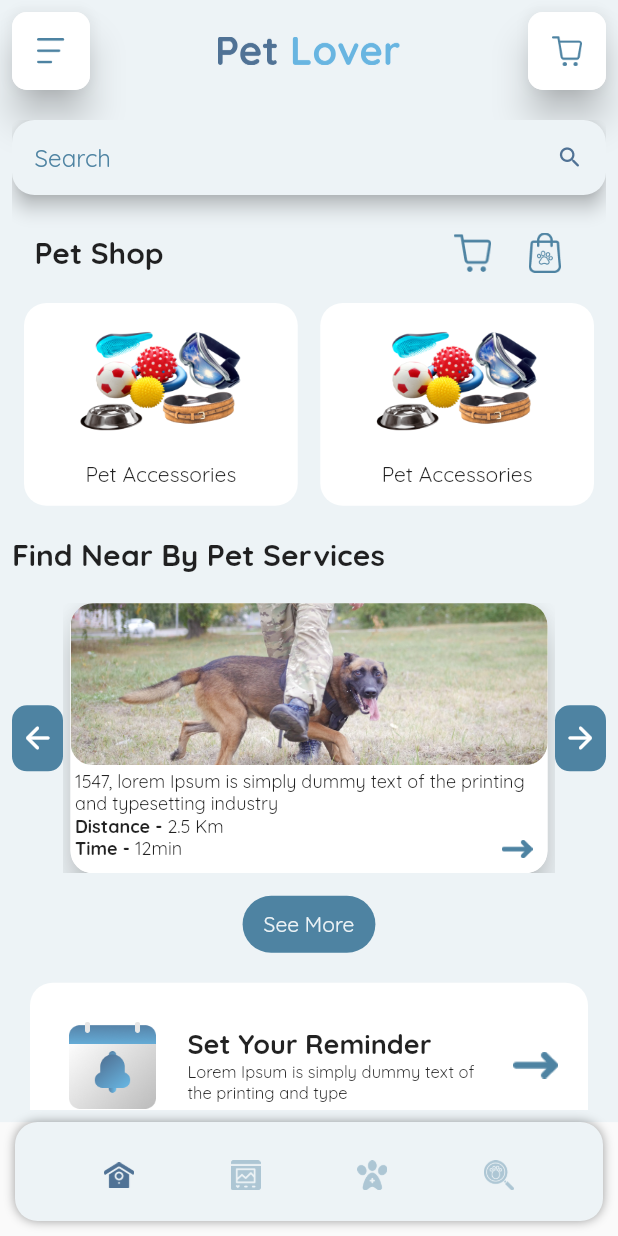
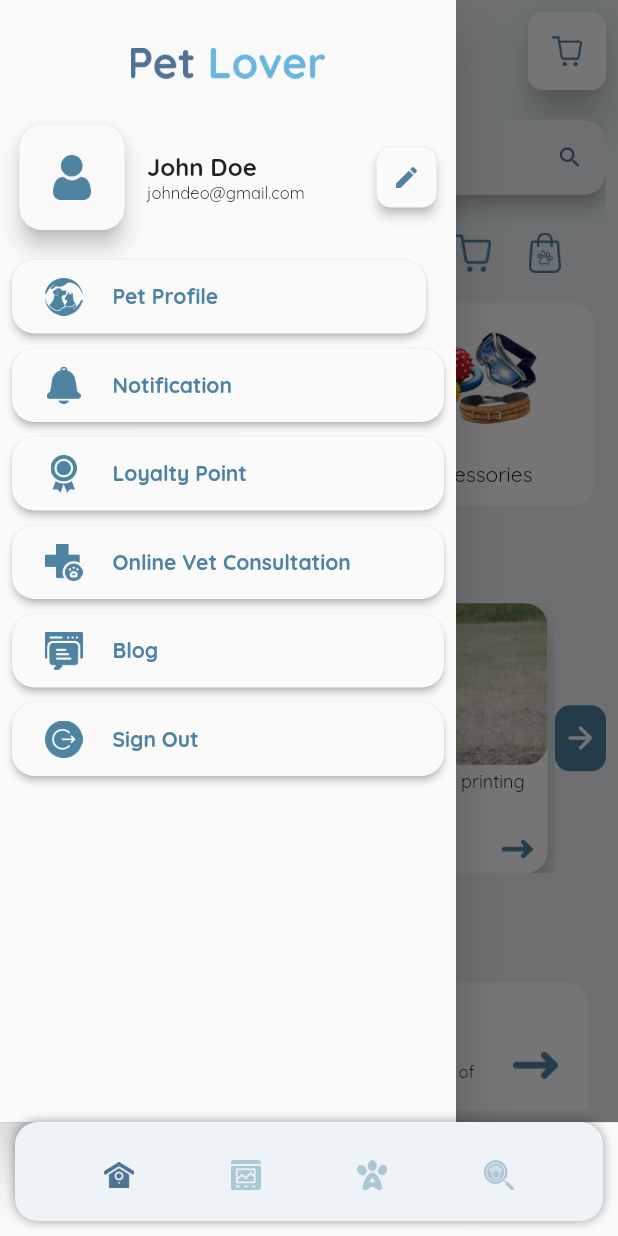
Before and after one commit to rushit5560/Pet_Lover_Project, a Flutter app: the screen it shows after launch, with the side drawer open (before the commit the screen has no drawer), on a phone screen of 412 x 824 dp. Run offline on Flutter 3.47's test engine with Material 2 defaults, Android fonts, the phone set to English and light mode, and no system bars; our stand-ins replace carousel_slider, flutter_rating_bar, flutter_slidable, get, pin_code_fields.

Commit message:
Drawer Menu Design Done

```diff
--- a/pet_lover_project/lib/common/common_widgets.dart
+++ b/pet_lover_project/lib/common/common_widgets.dart
@@ -78,30 +78,50 @@ class TextFieldElevationModule extends StatelessWidget {
   }
 }
 
-Widget commonAppBarModule({required title, int? index}) {
+class CommonAppBarModule extends StatelessWidget {
+  final String title;
+  final int index;
+
+  CommonAppBarModule({Key? key, required this.title, required this.index})
+      : super(key: key);
+
+  final GlobalKey<ScaffoldState> scaffoldKey = GlobalKey<ScaffoldState>();
+
+  @override
+  Widget build(BuildContext context) {
     return Row(
       mainAxisAlignment: MainAxisAlignment.spaceBetween,
       children: [
         Material(
           elevation: 10,
           borderRadius: BorderRadius.circular(10),
+          child: GestureDetector(
+            onTap: () {
+              if (index == 0) {
+                // scaffoldKey.currentState!.openDrawer();
+                Scaffold.of(context).openDrawer();
+              }
+            },
             child: Container(
               height: 52,
               width: 52,
               decoration: BoxDecoration(
                   borderRadius: BorderRadius.circular(10), color: Colors.white),
               child: Image.asset(
-            index == 0 ? AppImages.menuIconImg :AppImages.backButtonImg,
+                index == 0 ? AppImages.menuIconImg : AppImages.backButtonImg,
                 scale: 2,
+              ),
             ),
           ),
         ),
         index == 0
             ? Image.asset(AppImages.petLoverNameImg, scale: 3)
             : Text(
-        "$title",
+                title,
                 style: const TextStyle(
-            color: Colors.black, fontWeight: FontWeight.bold, fontSize: 22),
+                    color: Colors.black,
+                    fontWeight: FontWeight.bold,
+                    fontSize: 22),
               ),
         Material(
           elevation: 10,
@@ -120,7 +140,7 @@ Widget commonAppBarModule({required title, int? index}) {
       ],
     );
   }
-
+}
 
 class LeftArrowButtonModule extends StatelessWidget {
   const LeftArrowButtonModule({Key? key}) : super(key: key);
@@ -130,8 +150,7 @@ class LeftArrowButtonModule extends StatelessWidget {
     return Container(
       decoration: BoxDecoration(
           borderRadius: BorderRadius.circular(10),
-          color: AppColors.colorDarkBlue1
-      ),
+          color: AppColors.colorDarkBlue1),
       child: const Padding(
         padding: EdgeInsets.symmetric(horizontal: 5, vertical: 10),
         child: Icon(Icons.arrow_back_rounded, color: Colors.white),
@@ -139,7 +158,6 @@ class LeftArrowButtonModule extends StatelessWidget {
     );
   }
 }
-
 
 class RightArrowButtonModule extends StatelessWidget {
   const RightArrowButtonModule({Key? key}) : super(key: key);
@@ -149,8 +167,7 @@ class RightArrowButtonModule extends StatelessWidget {
     return Container(
       decoration: BoxDecoration(
           borderRadius: BorderRadius.circular(10),
-          color: AppColors.colorDarkBlue1
-      ),
+          color: AppColors.colorDarkBlue1),
       child: const Padding(
         padding: EdgeInsets.symmetric(horizontal: 5, vertical: 10),
         child: Icon(Icons.arrow_forward_rounded, color: Colors.white),
--- a/pet_lover_project/lib/common/constants/app_images.dart
+++ b/pet_lover_project/lib/common/constants/app_images.dart
@@ -46,4 +46,13 @@ class AppImages {
   static const debitCardImg = imageMainPath + "debit_card.png";
   static const upiImg = imageMainPath + "upi_payment.png";
   static const cashOnDeliveryImg = imageMainPath + "cash_on_delivery.png";
+  static const profilePicImg = imageMainPath + "profile_pic.png";
+  static const editOptionImg = imageMainPath + "edit_option.png";
+  static const option1Img = imageMainPath + "option1.png";
+  static const option2Img = imageMainPath + "option2.png";
+  static const option3Img = imageMainPath + "option3.png";
+  static const option4Img = imageMainPath + "option4.png";
+  static const option5Img = imageMainPath + "option5.png";
+  static const option6Img = imageMainPath + "option6.png";
+  static const option7Img = imageMainPath + "option7.png";
 }
--- /dev/null
+++ b/pet_lover_project/lib/common/custom_drawer/custom_drawer.dart
@@ -0,0 +1,63 @@
+import 'package:flutter/material.dart';
+
+import '../constants/app_images.dart';
+import 'custom_drawer_widgets.dart';
+
+class CustomDrawer extends StatelessWidget {
+  const CustomDrawer({Key? key}) : super(key: key);
+
+  @override
+  Widget build(BuildContext context) {
+    return SafeArea(
+      child: Container(
+        decoration: const BoxDecoration(
+          borderRadius: BorderRadius.only(
+            topRight: Radius.circular(10),
+            bottomRight: Radius.circular(10),
+          ),
+        ),
+        child: Drawer(
+          child: SafeArea(
+            child: Container(
+              decoration: const BoxDecoration(
+                borderRadius: BorderRadius.only(
+                  topRight: Radius.circular(10),
+                  bottomRight: Radius.circular(10),
+                ),
+              ),
+              child: Padding(
+                padding: const EdgeInsets.symmetric(vertical: 16, horizontal: 8),
+                child: Column(
+                  children: [
+                    Padding(
+                      padding: const EdgeInsets.only(top: 16, bottom: 16),
+                      child: Image.asset(AppImages.petLoverNameImg, scale: 2.8,),
+                    ),
+                    const SizedBox(height: 15),
+
+                    UserDetailsModule(),
+                    const SizedBox(height: 20),
+
+                    const PetProfileModule(),
+                    const SizedBox(height: 10),
+                    const NotificationModule(),
+                    const SizedBox(height: 10),
+                    const LoyaltyPointModule(),
+                    const SizedBox(height: 10),
+                    const OnlineVetConsultationModule(),
+                    const SizedBox(height: 10),
+                    const BlogModule(),
+                    const SizedBox(height: 10),
+                    const SignOutModule(),
+                    const SizedBox(height: 10),
+                    // const SizedBox(height: 10),
+                  ],
+                ),
+              ),
+            ),
+          ),
+        ),
+      ),
+    );
+  }
+}
--- /dev/null
+++ b/pet_lover_project/lib/common/custom_drawer/custom_drawer_widgets.dart
@@ -0,0 +1,384 @@
+import 'package:flutter/material.dart';
+import 'package:pet_lover_project/common/constants/app_images.dart';
+
+import '../constants/app_colors.dart';
+
+class UserDetailsModule extends StatelessWidget {
+  const UserDetailsModule({Key? key}) : super(key: key);
+
+  @override
+  Widget build(BuildContext context) {
+    return Padding(
+      padding: const EdgeInsets.symmetric(horizontal: 5),
+      child: Row(
+        mainAxisAlignment: MainAxisAlignment.spaceBetween,
+        children: [
+          Container(
+            child: Row(
+              children: [
+                Material(
+                  elevation: 6,
+                  borderRadius: BorderRadius.circular(15),
+                  child: Container(
+                    height: 70,
+                    width: 70,
+                    decoration: BoxDecoration(borderRadius: BorderRadius.circular(15)),
+                    child: Padding(
+                      padding: const EdgeInsets.all(20),
+                      child: Image.asset(AppImages.profilePicImg),
+                    ),
+                  ),
+                ),
+                const SizedBox(width: 15),
+                Column(
+                  crossAxisAlignment: CrossAxisAlignment.start,
+                  mainAxisAlignment: MainAxisAlignment.center,
+                  children: const [
+                    Text(
+                      'John Doe',
+                      style: TextStyle(
+                        fontWeight: FontWeight.bold,
+                        fontSize: 16,
+                      ),
+                    ),
+                    Text(
+                      'johndeo@gmail.com',
+                      style: TextStyle(
+                          fontSize: 11
+                      ),
+                    ),
+                  ],
+                ),
+              ],
+            ),
+          ),
+          const SizedBox(width: 10),
+          Material(
+            elevation: 3,
+            borderRadius: BorderRadius.circular(10),
+            child: Container(
+              height: 40,
+              width: 40,
+              decoration: BoxDecoration(borderRadius: BorderRadius.circular(10)),
+              child: Padding(
+                padding: const EdgeInsets.all(13),
+                child: Image.asset(AppImages.editOptionImg),
+              ),
+            ),
+          ),
+        ],
+      ),
+    );
+  }
+}
+
+class PetProfileModule extends StatelessWidget {
+  const PetProfileModule({Key? key}) : super(key: key);
+
+  @override
+  Widget build(BuildContext context) {
+    return Padding(
+      padding: const EdgeInsets.only(right: 12),
+      child: Material(
+        elevation: 2,
+        borderRadius: BorderRadius.circular(15),
+        child: Padding(
+          padding: const EdgeInsets.symmetric(horizontal: 14, vertical: 12),
+          child: Container(
+            decoration: BoxDecoration(
+              borderRadius: BorderRadius.circular(15),
+            ),
+            child: Padding(
+              padding: const EdgeInsets.symmetric(horizontal: 8.0),
+              child: Row(
+                children: [
+                  SizedBox(
+                    height: 25,
+                    width: 25,
+                    child: Image.asset(AppImages.option1Img),
+                  ),
+                  const SizedBox(width: 20),
+                  Expanded(
+                    child: Text(
+                      'Pet Profile',
+                      maxLines: 1,
+                      style: TextStyle(
+                        color: AppColors.colorDarkBlue1,
+                        fontWeight: FontWeight.bold,
+                        fontSize: 14,
+                      ),
+                    ),
+                  ),
+                ],
+              ),
+            ),
+          ),
+        ),
+      ),
+    );
+  }
+}
+
+class NotificationModule extends StatelessWidget {
+  const NotificationModule({Key? key}) : super(key: key);
+
+  @override
+  Widget build(BuildContext context) {
+    return Material(
+      elevation: 2,
+      borderRadius: BorderRadius.circular(15),
+      child: Padding(
+        padding: const EdgeInsets.symmetric(horizontal: 14, vertical: 12),
+        child: Container(
+          decoration: BoxDecoration(
+            borderRadius: BorderRadius.circular(15),
+          ),
+          child: Padding(
+            padding: const EdgeInsets.symmetric(horizontal: 8.0),
+            child: Row(
+              children: [
+                SizedBox(
+                  height: 25,
+                  width: 25,
+                  child: Image.asset(AppImages.option2Img),
+                ),
+                const SizedBox(width: 20),
+                Expanded(
+                  child: Text(
+                    'Notification',
+                    maxLines: 1,
+                    style: TextStyle(
+                      color: AppColors.colorDarkBlue1,
+                      fontWeight: FontWeight.bold,
+                      fontSize: 14,
+                    ),
+                  ),
+                ),
+              ],
+            ),
+          ),
+        ),
+      ),
+    );
+  }
+}
+
+class LoyaltyPointModule extends StatelessWidget {
+  const LoyaltyPointModule({Key? key}) : super(key: key);
+
+  @override
+  Widget build(BuildContext context) {
+    return Material(
+      elevation: 2,
+      borderRadius: BorderRadius.circular(15),
+      child: Padding(
+        padding: const EdgeInsets.symmetric(horizontal: 14, vertical: 12),
+        child: Container(
+          decoration: BoxDecoration(
+            borderRadius: BorderRadius.circular(15),
+          ),
+          child: Padding(
+            padding: const EdgeInsets.symmetric(horizontal: 8.0),
+            child: Row(
+              children: [
+                SizedBox(
+                  height: 25,
+                  width: 25,
+                  child: Image.asset(AppImages.option3Img),
+                ),
+                const SizedBox(width: 20),
+                Expanded(
+                  child: Text(
+                    'Loyalty Point',
+                    maxLines: 1,
+                    style: TextStyle(
+                      color: AppColors.colorDarkBlue1,
+                      fontWeight: FontWeight.bold,
+                      fontSize: 14,
+                    ),
+                  ),
+                ),
+              ],
+            ),
+          ),
+        ),
+      ),
+    );
+  }
+}
+
+class OnlineVetConsultationModule extends StatelessWidget {
+  const OnlineVetConsultationModule({Key? key}) : super(key: key);
+
+  @override
+  Widget build(BuildContext context) {
+    return Material(
+      elevation: 2,
+      borderRadius: BorderRadius.circular(15),
+      child: Padding(
+        padding: const EdgeInsets.symmetric(horizontal: 14, vertical: 12),
+        child: Container(
+          decoration: BoxDecoration(
+            borderRadius: BorderRadius.circular(15),
+          ),
+          child: Padding(
+            padding: const EdgeInsets.symmetric(horizontal: 8.0),
+            child: Row(
+              children: [
+                SizedBox(
+                  height: 25,
+                  width: 25,
+                  child: Image.asset(AppImages.option4Img),
+                ),
+                const SizedBox(width: 20),
+                Expanded(
+                  child: Text(
+                    'Online Vet Consultation',
+                    maxLines: 1,
+                    style: TextStyle(
+                      color: AppColors.colorDarkBlue1,
+                      fontWeight: FontWeight.bold,
+                      fontSize: 14,
+                    ),
+                  ),
+                ),
+              ],
+            ),
+          ),
+        ),
+      ),
+    );
+  }
+}
+
+class BlogModule extends StatelessWidget {
+  const BlogModule({Key? key}) : super(key: key);
+
+  @override
+  Widget build(BuildContext context) {
+    return Material(
+      elevation: 2,
+      borderRadius: BorderRadius.circular(15),
+      child: Padding(
+        padding: const EdgeInsets.symmetric(horizontal: 14, vertical: 12),
+        child: Container(
+          decoration: BoxDecoration(
+            borderRadius: BorderRadius.circular(15),
+          ),
+          child: Padding(
+            padding: const EdgeInsets.symmetric(horizontal: 8.0),
+            child: Row(
+              children: [
+                SizedBox(
+                  height: 25,
+                  width: 25,
+                  child: Image.asset(AppImages.option5Img),
+                ),
+                const SizedBox(width: 20),
+                Expanded(
+                  child: Text(
+                    'Blog',
+                    maxLines: 1,
+                    style: TextStyle(
+                      color: AppColors.colorDarkBlue1,
+                      fontWeight: FontWeight.bold,
+                      fontSize: 14,
+                    ),
+                  ),
+                ),
+              ],
+            ),
+          ),
+        ),
+      ),
+    );
+  }
+}
+
+class CostManagerModule extends StatelessWidget {
+  const CostManagerModule({Key? key}) : super(key: key);
+
+  @override
+  Widget build(BuildContext context) {
+    return Material(
+      elevation: 2,
+      borderRadius: BorderRadius.circular(15),
+      child: Padding(
+        padding: const EdgeInsets.symmetric(horizontal: 14, vertical: 12),
+        child: Container(
+          decoration: BoxDecoration(
+            borderRadius: BorderRadius.circular(15),
+          ),
+          child: Padding(
+            padding: const EdgeInsets.symmetric(horizontal: 8.0),
+            child: Row(
+              children: [
+                SizedBox(
+                  height: 25,
+                  width: 25,
+                  child: Image.asset(AppImages.option6Img),
+                ),
+                const SizedBox(width: 20),
+                Expanded(
+                  child: Text(
+                    'Cost Manager',
+                    maxLines: 1,
+                    style: TextStyle(
+                      color: AppColors.colorDarkBlue1,
+                      fontWeight: FontWeight.bold,
+                      fontSize: 14,
+                    ),
+                  ),
+                ),
+              ],
+            ),
+          ),
+        ),
+      ),
+    );
+  }
+}
+
+class SignOutModule extends StatelessWidget {
+  const SignOutModule({Key? key}) : super(key: key);
+
+  @override
+  Widget build(BuildContext context) {
+    return Material(
+      elevation: 2,
+      borderRadius: BorderRadius.circular(15),
+      child: Padding(
+        padding: const EdgeInsets.symmetric(horizontal: 14, vertical: 12),
+        child: Container(
+          decoration: BoxDecoration(
+            borderRadius: BorderRadius.circular(15),
+          ),
+          child: Padding(
+            padding: const EdgeInsets.symmetric(horizontal: 8.0),
+            child: Row(
+              children: [
+                SizedBox(
+                  height: 25,
+                  width: 25,
+                  child: Image.asset(AppImages.option7Img),
+                ),
+                const SizedBox(width: 20),
+                Expanded(
+                  child: Text(
+                    'Sign Out',
+                    maxLines: 1,
+                    style: TextStyle(
+                      color: AppColors.colorDarkBlue1,
+                      fontWeight: FontWeight.bold,
+                      fontSize: 14,
+                    ),
+                  ),
+                ),
+              ],
+            ),
+          ),
+        ),
+      ),
+    );
+  }
+}
--- a/pet_lover_project/lib/screens/cart_screen/cart_screen.dart
+++ b/pet_lover_project/lib/screens/cart_screen/cart_screen.dart
@@ -19,7 +19,7 @@ class CartScreen extends StatelessWidget {
           padding: const EdgeInsets.only(left: 15, right: 15, top: 10),
           child: Column(
             children: [
-              commonAppBarModule(title: 'Cart'),
+              CommonAppBarModule(title: 'Cart', index: 1),
 
               const SizedBox(height: 20,),
 
--- a/pet_lover_project/lib/screens/checkout_screen/checkout_screen.dart
+++ b/pet_lover_project/lib/screens/checkout_screen/checkout_screen.dart
@@ -21,7 +21,7 @@ class CheckoutScreen extends StatelessWidget {
           child: Column(
             crossAxisAlignment: CrossAxisAlignment.start,
             children: [
-              commonAppBarModule(title: 'Checkout'),
+              CommonAppBarModule(title: 'Checkout', index: 1),
               const SizedBox(height: 25,),
 
               Expanded(
--- a/pet_lover_project/lib/screens/home_screen/home_screen.dart
+++ b/pet_lover_project/lib/screens/home_screen/home_screen.dart
@@ -1,6 +1,7 @@
 import 'package:flutter/material.dart';
 import 'package:get/get.dart';
 import 'package:pet_lover_project/common/constants/app_colors.dart';
+import 'package:pet_lover_project/common/custom_drawer/custom_drawer.dart';
 
 import '../../common/common_widgets.dart';
 import '../../controllers/home_screen_controller/home_screen_controller.dart';
@@ -14,12 +15,13 @@ class HomeScreen extends StatelessWidget {
   Widget build(BuildContext context) {
     return Scaffold(
       backgroundColor: AppColors.colorLightBlue,
+      drawer: CustomDrawer(),
       body: SafeArea(
         child: Padding(
           padding: const EdgeInsets.all(8.0),
           child: Column(
             children: [
-              commonAppBarModule(title: 'Pet Lover', index: 0),
+              CommonAppBarModule(title: 'Pet Lover', index: 0),
               const SizedBox(height: 20),
               Expanded(
                 child: SingleChildScrollView(
--- a/pet_lover_project/lib/screens/my_order_screen/my_order_screen.dart
+++ b/pet_lover_project/lib/screens/my_order_screen/my_order_screen.dart
@@ -15,7 +15,7 @@ class MyOrderScreen extends StatelessWidget {
           padding: const EdgeInsets.only(left: 15, right: 15, top: 10),
           child: Column(
             children: [
-              commonAppBarModule(title: 'My Order'),
+              CommonAppBarModule(title: 'My Order', index: 1),
 
               const SizedBox(height: 20,),
               Expanded(child: OrderList()),
--- a/pet_lover_project/lib/screens/pet_shop_screen/pet_shop_screen.dart
+++ b/pet_lover_project/lib/screens/pet_shop_screen/pet_shop_screen.dart
@@ -19,7 +19,7 @@ class PetShopScreen extends StatelessWidget {
           padding: const EdgeInsets.all(8.0),
           child: Column(
             children: [
-              commonAppBarModule(title: 'Pet Shop'),
+              CommonAppBarModule(title: 'Pet Shop', index: 1),
               const SizedBox(height: 20),
               Expanded(
                 child: SingleChildScrollView(
```
Also changed, not shown: pet_lover_project/assets/images/edit_option.png (added), pet_lover_project/assets/images/option1.png (added), pet_lover_project/assets/images/option2.png (added), pet_lover_project/assets/images/option3.png (added), pet_lover_project/assets/images/option4.png (added), pet_lover_project/assets/images/option5.png (added), pet_lover_project/assets/images/option6.png (added), pet_lover_project/assets/images/option7.png (added), pet_lover_project/assets/images/profile_pic.png (added). Lines whose indentation alone changed are shown as unchanged.
